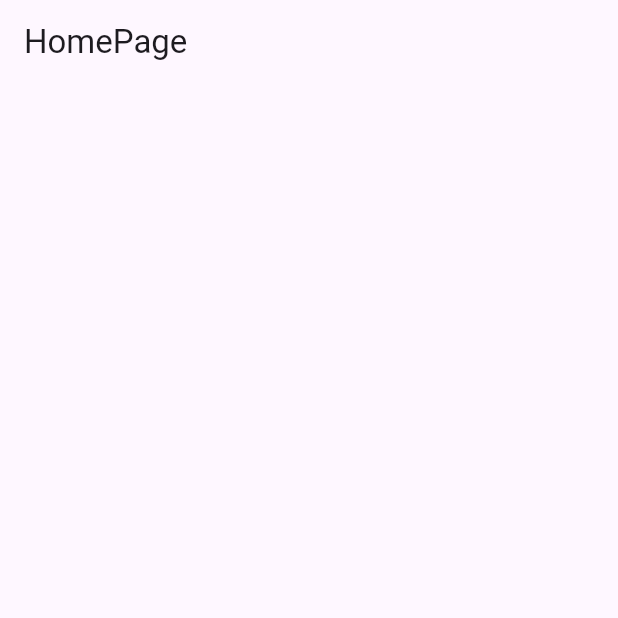
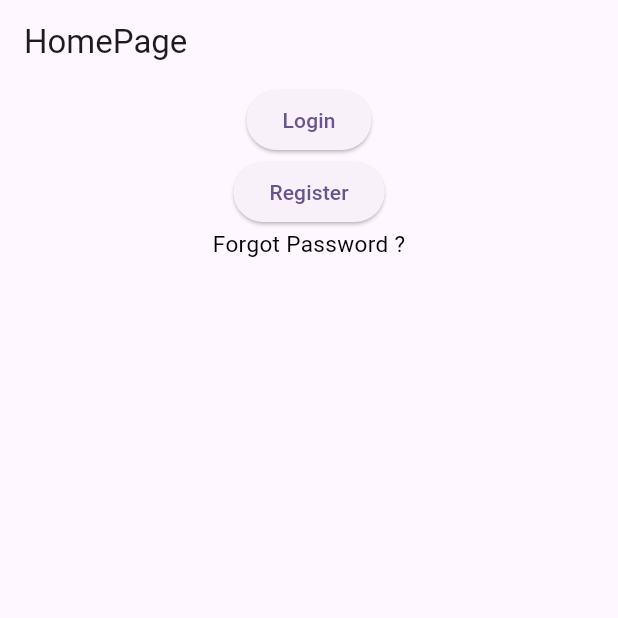
Before and after one commit to Jinshadnu/FlutterProjects, a Flutter app: the screen it shows after launch, on a phone screen of 412 x 824 dp, the top half of it. Run offline on Flutter 3.47's test engine with Material 3 defaults, Android fonts, the phone set to English and light mode, and no system bars.

Commit message:
screens added

```diff
--- a/lib/main.dart
+++ b/lib/main.dart
@@ -1,4 +1,4 @@
-import 'package:flash_chat/home_screen.dart';
+import 'package:flash_chat/screens/home_screen.dart';
 import 'package:flutter/material.dart';
 
 void main() {
--- a/lib/home_screen.dart
+++ b/lib/screens/home_screen.dart
@@ -15,7 +15,14 @@ class _HomeScreenState extends State<HomeScreen> {
         title: Text('HomePage'),
       ),
       body: Center(
-
+        child:
+        Column(
+          children: [
+            ElevatedButton(onPressed: () {}, child: Text('Login')),
+            ElevatedButton(onPressed: () {}, child: Text('Register')),
+            Text('Forgot Password ?',style: TextStyle(fontSize: 15,color: Colors.black),)
+          ],
+        )
       ),
     );
   }
```
Also changed, not shown: lib/screens/login_screen.dart (added, +15 -0 lines), lib/screens/regitration_screen.dart (added, +15 -0 lines), 1 other file.
